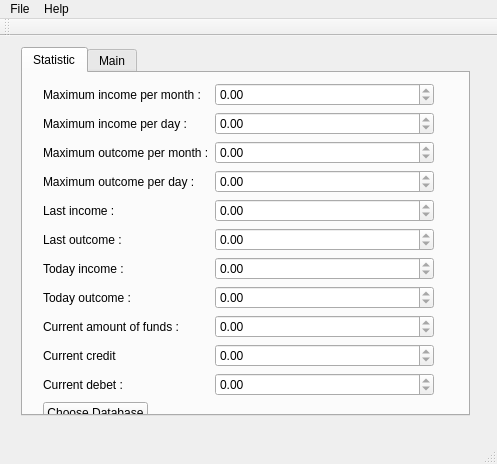
This is trunk/Finance/cgFinanceView.ui in konradlst/Organizer as Qt 5 draws it before an edit. The edited form follows.
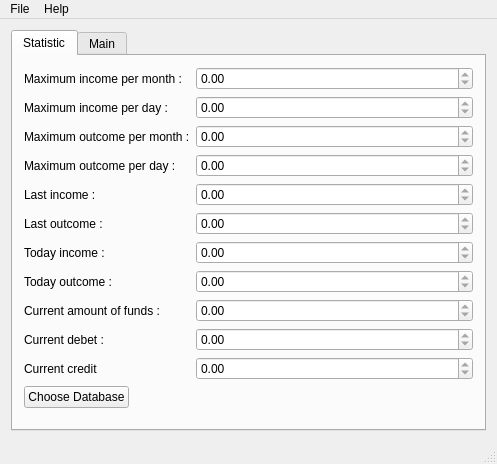
This is the edited form. The open tabs and pages were chosen to show the change.

Patch:
```diff
--- a/trunk/Finance/cgFinanceView.ui
+++ b/trunk/Finance/cgFinanceView.ui
@@ -14,46 +14,19 @@
    <string>Сoncierge: Finance</string>
   </property>
   <widget class="QWidget" name="centralWidget">
-   <widget class="QWidget" name="verticalLayoutWidget">
-    <property name="geometry">
-     <rect>
-      <x>10</x>
-      <y>0</y>
-      <width>471</width>
-      <height>391</height>
-     </rect>
-    </property>
-    <layout class="QVBoxLayout" name="vLayout">
+   <layout class="QVBoxLayout" name="verticalLayout">
      <item>
       <widget class="QTabWidget" name="tabWidget">
        <property name="currentIndex">
-        <number>0</number>
+       <number>1</number>
        </property>
        <widget class="QWidget" name="tabStatistic">
         <attribute name="title">
          <string>Statistic</string>
         </attribute>
-        <widget class="QWidget" name="formLayoutWidget">
-         <property name="geometry">
-          <rect>
-           <x>10</x>
-           <y>0</y>
-           <width>411</width>
-           <height>361</height>
-          </rect>
-         </property>
-         <layout class="QFormLayout" name="staticticLayout">
-          <property name="leftMargin">
-           <number>10</number>
-          </property>
-          <property name="topMargin">
-           <number>10</number>
-          </property>
-          <property name="rightMargin">
-           <number>10</number>
-          </property>
-          <property name="bottomMargin">
-           <number>10</number>
+       <layout class="QFormLayout" name="formLayout">
+        <property name="fieldGrowthPolicy">
+         <enum>QFormLayout::AllNonFixedFieldsGrow</enum>
           </property>
           <item row="0" column="0">
            <widget class="QLabel" name="lblMaximumIncomePerMonth">
@@ -139,20 +112,6 @@
             </property>
            </widget>
           </item>
-          <item row="8" column="0">
-           <widget class="QLabel" name="lblCurrentAmountOfFunds">
-            <property name="text">
-             <string>Current amount of funds :</string>
-            </property>
-           </widget>
-          </item>
-          <item row="8" column="1">
-           <widget class="QDoubleSpinBox" name="dsBoxCurrentAmountOfFunds">
-            <property name="readOnly">
-             <bool>true</bool>
-            </property>
-           </widget>
-          </item>
           <item row="6" column="0">
            <widget class="QLabel" name="lblTodayIncome">
             <property name="text">
@@ -181,27 +140,27 @@
             </property>
            </widget>
           </item>
-          <item row="10" column="0">
+        <item row="8" column="0">
+         <widget class="QLabel" name="lblCurrentAmountOfFunds">
+          <property name="text">
+           <string>Current amount of funds :</string>
+          </property>
+         </widget>
+        </item>
+        <item row="8" column="1">
+         <widget class="QDoubleSpinBox" name="dsBoxCurrentAmountOfFunds">
+          <property name="readOnly">
+           <bool>true</bool>
+          </property>
+         </widget>
+        </item>
+        <item row="9" column="0">
            <widget class="QLabel" name="lblCurrentDebet">
             <property name="text">
              <string>Current debet :</string>
             </property>
            </widget>
           </item>
-          <item row="10" column="1">
-           <widget class="QDoubleSpinBox" name="dsBoxCurrentDebet">
-            <property name="readOnly">
-             <bool>true</bool>
-            </property>
-           </widget>
-          </item>
-          <item row="9" column="0">
-           <widget class="QLabel" name="lblCurrentCredit">
-            <property name="text">
-             <string>Current credit</string>
-            </property>
-           </widget>
-          </item>
           <item row="9" column="1">
            <widget class="QDoubleSpinBox" name="dsBoxCurrentCredit">
             <property name="readOnly">
@@ -209,6 +168,20 @@
             </property>
            </widget>
           </item>
+        <item row="10" column="0">
+         <widget class="QLabel" name="lblCurrentCredit">
+          <property name="text">
+           <string>Current credit</string>
+          </property>
+         </widget>
+        </item>
+        <item row="10" column="1">
+         <widget class="QDoubleSpinBox" name="dsBoxCurrentDebet">
+          <property name="readOnly">
+           <bool>true</bool>
+          </property>
+         </widget>
+        </item>
           <item row="11" column="0">
            <widget class="QPushButton" name="pbChooseDb">
             <property name="text">
@@ -218,16 +191,15 @@
           </item>
          </layout>
         </widget>
-       </widget>
        <widget class="QWidget" name="tabMain">
         <attribute name="title">
          <string>Main</string>
         </attribute>
+       <layout class="QHBoxLayout" name="horizontalLayout"/>
        </widget>
       </widget>
      </item>
     </layout>
-   </widget>
   </widget>
   <widget class="QMenuBar" name="menuBar">
    <property name="geometry">
@@ -256,14 +228,6 @@
    <addaction name="menuFile"/>
    <addaction name="menuHelp"/>
   </widget>
-  <widget class="QToolBar" name="mainToolBar">
-   <attribute name="toolBarArea">
-    <enum>TopToolBarArea</enum>
-   </attribute>
-   <attribute name="toolBarBreak">
-    <bool>false</bool>
-   </attribute>
-  </widget>
   <widget class="QStatusBar" name="statusBar"/>
   <action name="actionOpen_Db">
    <property name="text">
```
Lines whose indentation alone changed are shown as unchanged.
